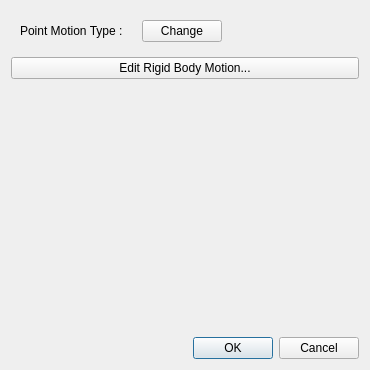
Before: the Qt Designer form baramFlow/view/setup/dynamic_mesh/moving_boundary/point_motion_dialog.ui in xupeiwust/baram, drawn with Qt 5.
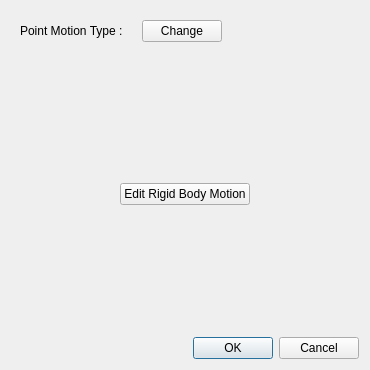
After: the same form once the commit is applied. The open tabs and pages were chosen to show the change. Custom widgets are drawn as their Qt base class.

Commit message: Issue baram#794 angular constrains and restraints can have its own orientation.

The edit to the form file:
```diff
--- a/baramFlow/view/setup/dynamic_mesh/moving_boundary/point_motion_dialog.ui
+++ b/baramFlow/view/setup/dynamic_mesh/moving_boundary/point_motion_dialog.ui
@@ -174,10 +174,55 @@
         <number>0</number>
        </property>
        <item>
-        <widget class="QPushButton" name="editRigidBodyButton">
-         <property name="text">
-          <string>Edit Rigid Body Motion...</string>
+        <spacer name="verticalSpacer">
+         <property name="orientation">
+          <enum>Qt::Orientation::Vertical</enum>
          </property>
+         <property name="sizeHint" stdset="0">
+          <size>
+           <width>20</width>
+           <height>40</height>
+          </size>
+         </property>
+        </spacer>
+       </item>
+       <item>
+        <widget class="QWidget" name="widget" native="true">
+         <layout class="QHBoxLayout" name="horizontalLayout">
+          <item>
+           <spacer name="horizontalSpacer">
+            <property name="orientation">
+             <enum>Qt::Orientation::Horizontal</enum>
+            </property>
+            <property name="sizeHint" stdset="0">
+             <size>
+              <width>0</width>
+              <height>0</height>
+             </size>
+            </property>
+           </spacer>
+          </item>
+          <item>
+           <widget class="QPushButton" name="editRigidBodyButton">
+            <property name="text">
+             <string>Edit Rigid Body Motion</string>
+            </property>
+           </widget>
+          </item>
+          <item>
+           <spacer name="horizontalSpacer_2">
+            <property name="orientation">
+             <enum>Qt::Orientation::Horizontal</enum>
+            </property>
+            <property name="sizeHint" stdset="0">
+             <size>
+              <width>0</width>
+              <height>0</height>
+             </size>
+            </property>
+           </spacer>
+          </item>
+         </layout>
         </widget>
        </item>
        <item>
```
Left out of the diff: 14 changed lines with no effect on the pictures. The commit also changes 15 other files.
